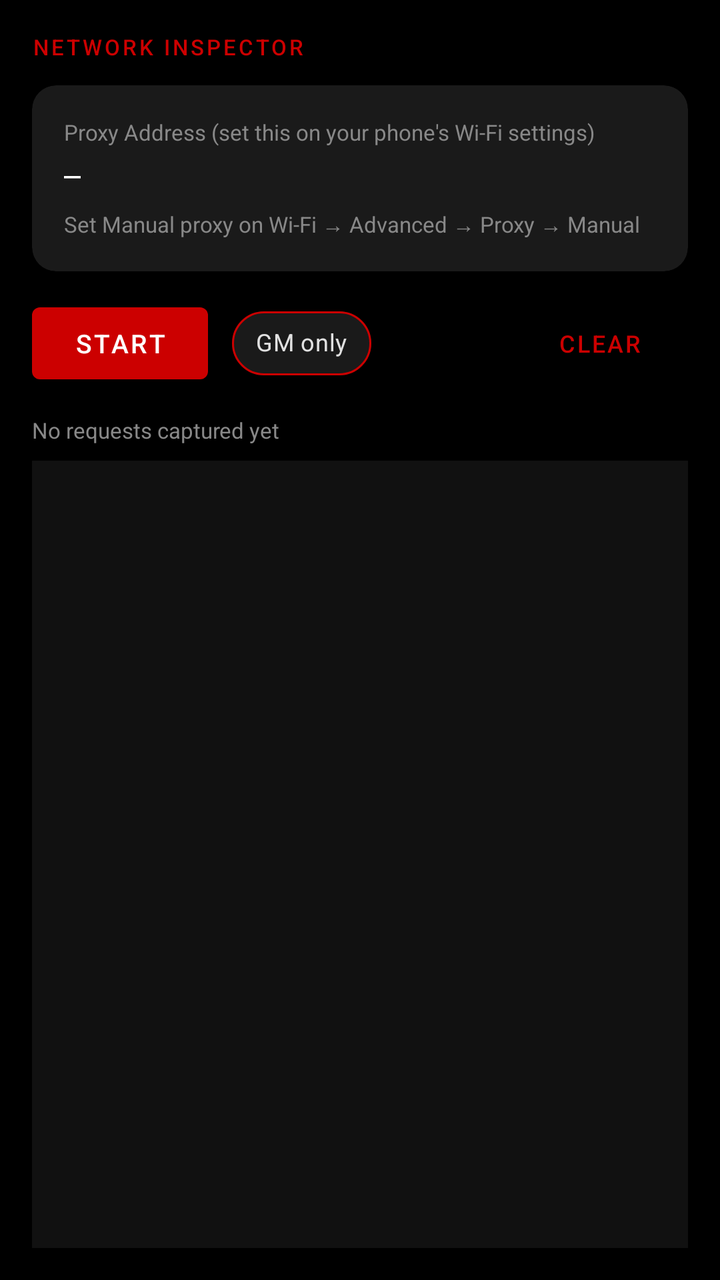
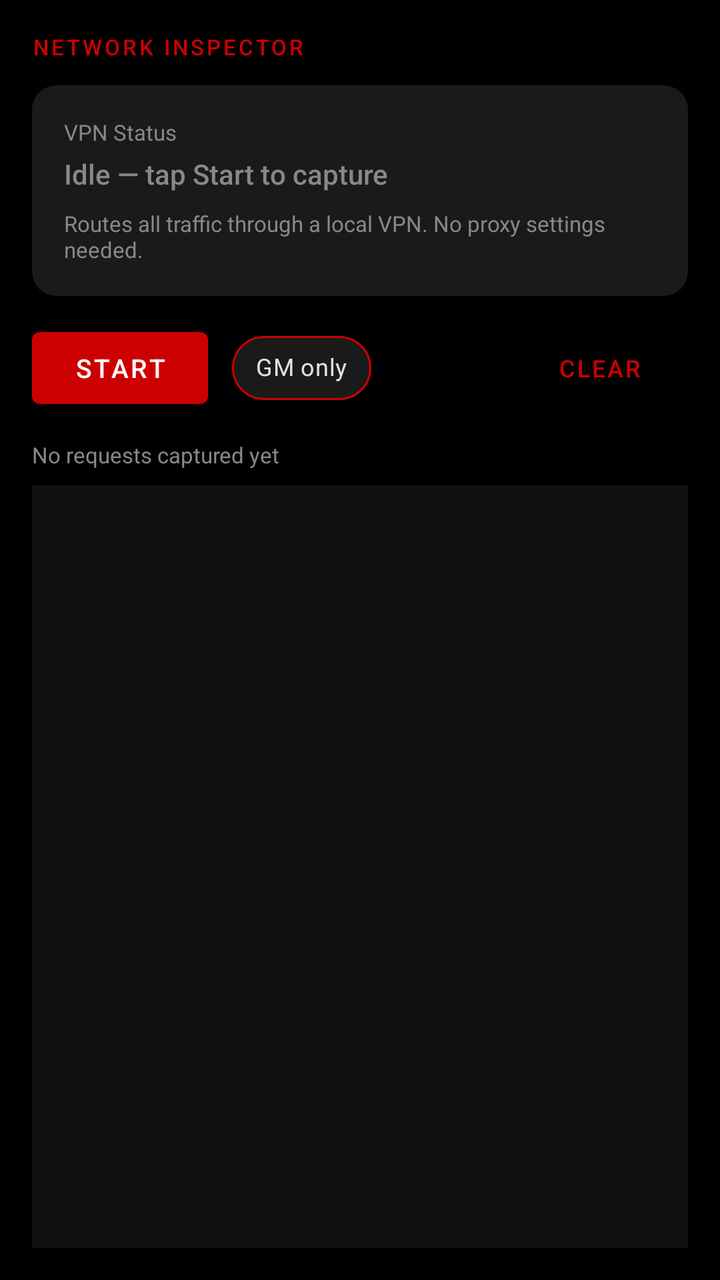

The first picture is an Android layout as it rendered before a commit; the second is the same layout after the commit. The layout source and the unified diff follow.
<!-- AndroidManifest.xml: application theme Theme.GMCDigitalKey -->
<!-- res/layout/fragment_network_inspector.xml -->
<?xml version="1.0" encoding="utf-8"?>
<LinearLayout xmlns:android="http://schemas.android.com/apk/res/android"
    xmlns:app="http://schemas.android.com/apk/res-auto"
    android:layout_width="match_parent"
    android:layout_height="match_parent"
    android:orientation="vertical"
    android:background="@color/bg_primary"
    android:padding="16dp">

    
    <TextView
        android:layout_width="match_parent"
        android:layout_height="wrap_content"
        android:text="@string/network_inspector_title"
        android:textColor="@color/gmc_red"
        android:textSize="11sp"
        android:letterSpacing="0.12"
        android:fontFamily="sans-serif-medium"
        android:layout_marginBottom="12dp" />

    
    <com.google.android.material.card.MaterialCardView
        android:layout_width="match_parent"
        android:layout_height="wrap_content"
        app:cardBackgroundColor="@color/bg_card"
        app:cardCornerRadius="12dp"
        app:cardElevation="0dp"
        android:layout_marginBottom="12dp">

        <LinearLayout
            android:layout_width="match_parent"
            android:layout_height="wrap_content"
            android:orientation="vertical"
            android:padding="16dp">

            <TextView
                android:layout_width="wrap_content"
                android:layout_height="wrap_content"
                android:text="@string/network_inspector_proxy_label"
                android:textColor="@color/text_secondary"
                android:textSize="11sp"
                android:layout_marginBottom="4dp" />

            <TextView
                android:id="@+id/proxy_address_text"
                android:layout_width="wrap_content"
                android:layout_height="wrap_content"
                android:text="—"
                android:textColor="@color/text_primary"
                android:textSize="14sp"
                android:fontFamily="monospace" />

            <TextView
                android:layout_width="wrap_content"
                android:layout_height="wrap_content"
                android:text="@string/network_inspector_proxy_hint"
                android:textColor="@color/text_secondary"
                android:textSize="11sp"
                android:layout_marginTop="8dp" />
        </LinearLayout>
    </com.google.android.material.card.MaterialCardView>

    
    <LinearLayout
        android:layout_width="match_parent"
        android:layout_height="wrap_content"
        android:orientation="horizontal"
        android:gravity="center_vertical"
        android:layout_marginBottom="12dp">

        <com.google.android.material.button.MaterialButton
            android:id="@+id/btn_start_stop"
            android:layout_width="wrap_content"
            android:layout_height="wrap_content"
            android:text="@string/network_inspector_start"
            android:textSize="13sp" />

        <com.google.android.material.chip.Chip
            android:id="@+id/chip_gm_only"
            android:layout_width="wrap_content"
            android:layout_height="wrap_content"
            android:layout_marginStart="12dp"
            android:text="@string/network_inspector_gm_only"
            android:textSize="12sp"
            app:chipBackgroundColor="@color/bg_card"
            app:chipStrokeColor="@color/gmc_red"
            app:chipStrokeWidth="1dp"
            style="@style/Widget.MaterialComponents.Chip.Filter" />

        <View
            android:layout_width="0dp"
            android:layout_height="1dp"
            android:layout_weight="1" />

        <com.google.android.material.button.MaterialButton
            android:id="@+id/btn_clear"
            android:layout_width="wrap_content"
            android:layout_height="wrap_content"
            android:text="@string/network_inspector_clear"
            android:textSize="12sp"
            style="@style/Widget.MaterialComponents.Button.TextButton" />
    </LinearLayout>

    
    <TextView
        android:id="@+id/entry_count_text"
        android:layout_width="wrap_content"
        android:layout_height="wrap_content"
        android:text="@string/network_inspector_no_entries"
        android:textColor="@color/text_secondary"
        android:textSize="11sp"
        android:layout_marginBottom="8dp" />

    
    <ScrollView
        android:id="@+id/log_scroll"
        android:layout_width="match_parent"
        android:layout_height="0dp"
        android:layout_weight="1"
        android:background="@color/bg_surface"
        android:padding="12dp">

        <TextView
            android:id="@+id/log_text"
            android:layout_width="match_parent"
            android:layout_height="wrap_content"
            android:text=""
            android:textColor="@color/text_primary"
            android:textSize="11sp"
            android:fontFamily="monospace"
            android:lineSpacingMultiplier="1.4"
            android:textIsSelectable="true" />
    </ScrollView>

</LinearLayout>
<!-- resources referenced by this layout -->
<resources>
  <color name="bg_card">#1A1A1A</color>
  <color name="bg_primary">#000000</color>
  <color name="bg_surface">#111111</color>
  <color name="gmc_red">#CC0000</color>
  <color name="text_primary">#FFFFFF</color>
  <color name="text_secondary">#888888</color>
  <string name="network_inspector_clear">Clear</string>
  <string name="network_inspector_gm_only">GM only</string>
  <string name="network_inspector_no_entries">No requests captured yet</string>
  <string name="network_inspector_proxy_hint">Set Manual proxy on Wi-Fi → Advanced → Proxy → Manual</string>
  <string name="network_inspector_proxy_label">Proxy Address (set this on your phone\'s Wi-Fi settings)</string>
  <string name="network_inspector_start">Start</string>
  <string name="network_inspector_title">NETWORK INSPECTOR</string>
  <style name="Theme.GMCDigitalKey" parent="Theme.MaterialComponents.DayNight.NoActionBar">
          <item name="colorPrimary">@color/gmc_red</item>
          <item name="colorPrimaryVariant">@color/gmc_red_dark</item>
          <item name="colorOnPrimary">@color/text_primary</item>
          <item name="colorSecondary">@color/gmc_red</item>
          <item name="colorOnSecondary">@color/text_primary</item>
          <item name="android:colorBackground">@color/bg_primary</item>
          <item name="colorSurface">@color/bg_surface</item>
          <item name="colorOnSurface">@color/text_primary</item>
          <item name="colorOnBackground">@color/text_primary</item>
          <item name="android:windowBackground">@color/bg_primary</item>
          <item name="android:statusBarColor">@color/bg_primary</item>
          <item name="android:navigationBarColor">@color/bg_surface</item>
          <item name="android:windowLightStatusBar">false</item>
          <item name="android:windowLightNavigationBar">false</item>
          <item name="android:textColorPrimary">@color/text_primary</item>
          <item name="android:textColorSecondary">@color/text_secondary</item>
          <item name="materialButtonStyle">@style/Widget.GMC.Button</item>
          <item name="bottomNavigationStyle">@style/Widget.GMC.BottomNav</item>
      </style>
  <color name="gmc_red_dark">#990000</color>
  <style name="Widget.GMC.Button" parent="Widget.MaterialComponents.Button">
          <item name="android:textColor">@color/text_primary</item>
          <item name="backgroundTint">@color/gmc_red</item>
          <item name="cornerRadius">4dp</item>
      </style>
  <style name="Widget.GMC.BottomNav" parent="Widget.MaterialComponents.BottomNavigationView">
          <item name="android:background">@color/bg_surface</item>
          <item name="itemIconTint">@color/nav_item_color</item>
          <item name="itemTextColor">@color/nav_item_color</item>
      </style>
</resources>

<!-- the commit's change to res/layout/fragment_network_inspector.xml (unified diff, before → after) -->
@@ -36,24 +36,24 @@
             <TextView
                 android:layout_width="wrap_content"
                 android:layout_height="wrap_content"
-                android:text="@string/network_inspector_proxy_label"
+                android:text="@string/network_inspector_vpn_label"
                 android:textColor="@color/text_secondary"
                 android:textSize="11sp"
                 android:layout_marginBottom="4dp" />
 
             <TextView
-                android:id="@+id/proxy_address_text"
+                android:id="@+id/vpn_status_text"
                 android:layout_width="wrap_content"
                 android:layout_height="wrap_content"
-                android:text="—"
-                android:textColor="@color/text_primary"
+                android:text="@string/network_inspector_vpn_idle"
+                android:textColor="@color/text_secondary"
                 android:textSize="14sp"
-                android:fontFamily="monospace" />
+                android:fontFamily="sans-serif-medium" />
 
             <TextView
                 android:layout_width="wrap_content"
                 android:layout_height="wrap_content"
-                android:text="@string/network_inspector_proxy_hint"
+                android:text="@string/network_inspector_vpn_hint"
                 android:textColor="@color/text_secondary"
                 android:textSize="11sp"
                 android:layout_marginTop="8dp" />
@@ -117,13 +117,13 @@
         android:layout_width="match_parent"
         android:layout_height="0dp"
         android:layout_weight="1"
-        android:background="@color/bg_surface"
-        android:padding="12dp">
+        android:background="@color/bg_surface">
 
         <TextView
             android:id="@+id/log_text"
             android:layout_width="match_parent"
             android:layout_height="wrap_content"
+            android:padding="12dp"
             android:text=""
             android:textColor="@color/text_primary"
             android:textSize="11sp"
<!-- resource entries referenced after the edit -->
@@ -9,10 +9,11 @@
   <string name="network_inspector_clear">Clear</string>
   <string name="network_inspector_gm_only">GM only</string>
   <string name="network_inspector_no_entries">No requests captured yet</string>
-  <string name="network_inspector_proxy_hint">Set Manual proxy on Wi-Fi → Advanced → Proxy → Manual</string>
-  <string name="network_inspector_proxy_label">Proxy Address (set this on your phone\'s Wi-Fi settings)</string>
   <string name="network_inspector_start">Start</string>
   <string name="network_inspector_title">NETWORK INSPECTOR</string>
+  <string name="network_inspector_vpn_hint">Routes all traffic through a local VPN. No proxy settings needed.</string>
+  <string name="network_inspector_vpn_idle">Idle — tap Start to capture</string>
+  <string name="network_inspector_vpn_label">VPN Status</string>
   <style name="Theme.GMCDigitalKey" parent="Theme.MaterialComponents.DayNight.NoActionBar">
           <item name="colorPrimary">@color/gmc_red</item>
           <item name="colorPrimaryVariant">@color/gmc_red_dark</item>
